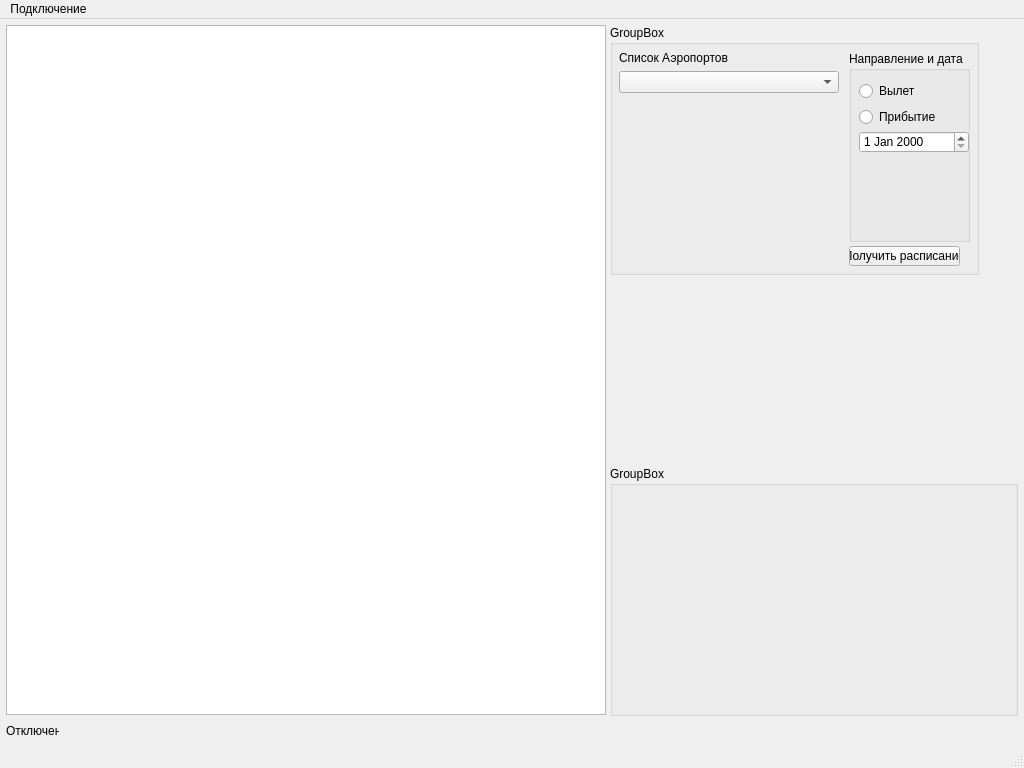
The window that AirportInspector/mainwindow.ui (Grigorii-Loskutov/Qt_projects) describes before a commit, drawn with Qt 5.
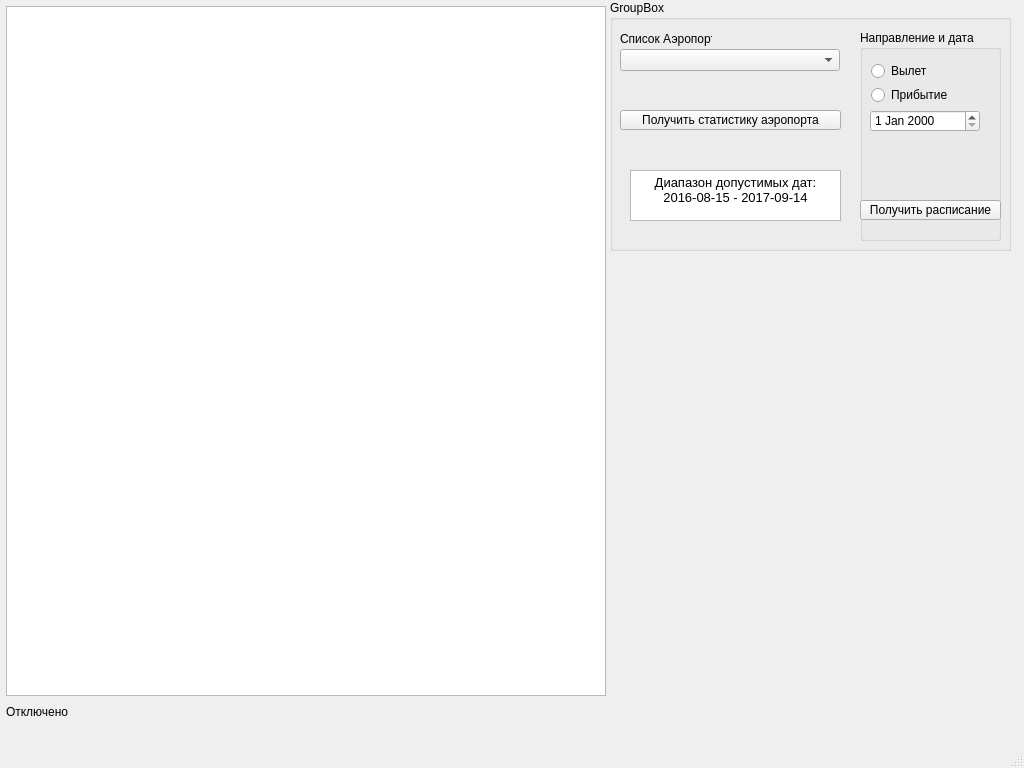
The same window after the commit.

Patch:
```diff
--- a/AirportInspector/mainwindow.ui
+++ b/AirportInspector/mainwindow.ui
@@ -46,9 +46,9 @@
     <property name="geometry">
      <rect>
       <x>610</x>
-      <y>6</y>
-      <width>369</width>
-      <height>250</height>
+      <y>0</y>
+      <width>401</width>
+      <height>251</height>
      </rect>
     </property>
     <property name="sizePolicy">
@@ -69,10 +69,10 @@
     <widget class="QGroupBox" name="groupBox_3">
      <property name="geometry">
       <rect>
-       <x>239</x>
-       <y>26</y>
-       <width>121</width>
-       <height>191</height>
+       <x>250</x>
+       <y>30</y>
+       <width>141</width>
+       <height>211</height>
       </rect>
      </property>
      <property name="title">
@@ -88,92 +88,141 @@
        </rect>
       </property>
      </widget>
-     <widget class="QWidget" name="">
+     <widget class="QPushButton" name="pb_request_shedule">
       <property name="geometry">
        <rect>
-        <x>10</x>
-        <y>30</y>
-        <width>80</width>
-        <height>46</height>
+        <x>0</x>
+        <y>170</y>
+        <width>141</width>
+        <height>20</height>
        </rect>
       </property>
-      <layout class="QFormLayout" name="formLayout_2">
-       <item row="0" column="0">
-        <widget class="QRadioButton" name="rb_departure">
-         <property name="text">
-          <string>Вылет</string>
-         </property>
-        </widget>
-       </item>
-       <item row="1" column="0">
-        <widget class="QRadioButton" name="rb_arrival">
-         <property name="text">
-          <string>Прибытие</string>
-         </property>
-        </widget>
-       </item>
-      </layout>
+      <property name="sizePolicy">
+       <sizepolicy hsizetype="Preferred" vsizetype="Fixed">
+        <horstretch>0</horstretch>
+        <verstretch>0</verstretch>
+       </sizepolicy>
+      </property>
+      <property name="text">
+       <string>Получить расписание</string>
+      </property>
+     </widget>
+     <widget class="QRadioButton" name="rb_arrival">
+      <property name="geometry">
+       <rect>
+        <x>11</x>
+        <y>55</y>
+        <width>111</width>
+        <height>20</height>
+       </rect>
+      </property>
+      <property name="text">
+       <string>Прибытие</string>
+      </property>
+      <property name="autoRepeat">
+       <bool>true</bool>
+      </property>
+     </widget>
+     <widget class="QRadioButton" name="rb_departure">
+      <property name="enabled">
+       <bool>true</bool>
+      </property>
+      <property name="geometry">
+       <rect>
+        <x>11</x>
+        <y>31</y>
+        <width>111</width>
+        <height>20</height>
+       </rect>
+      </property>
+      <property name="text">
+       <string>Вылет</string>
+      </property>
+      <property name="autoRepeat">
+       <bool>true</bool>
+      </property>
      </widget>
     </widget>
-    <widget class="QPushButton" name="pb_request_shedule">
+    <widget class="QPushButton" name="pb_requestStats">
      <property name="geometry">
       <rect>
-       <x>239</x>
-       <y>221</y>
-       <width>111</width>
+       <x>10</x>
+       <y>110</y>
+       <width>221</width>
        <height>20</height>
       </rect>
      </property>
      <property name="sizePolicy">
+      <sizepolicy hsizetype="Preferred" vsizetype="Fixed">
+       <horstretch>0</horstretch>
+       <verstretch>0</verstretch>
+      </sizepolicy>
+     </property>
+     <property name="text">
+      <string>Получить статистику аэропорта</string>
+     </property>
+    </widget>
+    <widget class="QTextBrowser" name="textBrowser">
+     <property name="geometry">
+      <rect>
+       <x>20</x>
+       <y>170</y>
+       <width>211</width>
+       <height>51</height>
+      </rect>
+     </property>
+     <property name="html">
+      <string>&lt;!DOCTYPE HTML PUBLIC &quot;-//W3C//DTD HTML 4.0//EN&quot; &quot;http://www.w3.org/TR/REC-html40/strict.dtd&quot;&gt;
+&lt;html&gt;&lt;head&gt;&lt;meta name=&quot;qrichtext&quot; content=&quot;1&quot; /&gt;&lt;meta charset=&quot;utf-8&quot; /&gt;&lt;style type=&quot;text/css&quot;&gt;
+p, li { white-space: pre-wrap; }
+hr { height: 1px; border-width: 0; }
+li.unchecked::marker { content: &quot;\2610&quot;; }
+li.checked::marker { content: &quot;\2612&quot;; }
+&lt;/style&gt;&lt;/head&gt;&lt;body style=&quot; font-family:'Segoe UI'; font-size:9.5pt; font-weight:400; font-style:normal;&quot;&gt;
+&lt;p align=&quot;center&quot; style=&quot; margin-top:0px; margin-bottom:0px; margin-left:0px; margin-right:0px; -qt-block-indent:0; text-indent:0px;&quot;&gt;Диапазон допустимых дат:&lt;/p&gt;
+&lt;p align=&quot;center&quot; style=&quot; margin-top:0px; margin-bottom:0px; margin-left:0px; margin-right:0px; -qt-block-indent:0; text-indent:0px;&quot;&gt;2016-08-15 - 2017-09-14&lt;/p&gt;&lt;/body&gt;&lt;/html&gt;</string>
+     </property>
+    </widget>
+    <widget class="QComboBox" name="cb_AirportsList">
+     <property name="geometry">
+      <rect>
+       <x>10</x>
+       <y>49</y>
+       <width>220</width>
+       <height>22</height>
+      </rect>
+     </property>
+     <property name="sizePolicy">
       <sizepolicy hsizetype="Fixed" vsizetype="Fixed">
        <horstretch>0</horstretch>
        <verstretch>0</verstretch>
       </sizepolicy>
      </property>
-     <property name="text">
-      <string>Получить расписание</string>
+     <property name="minimumSize">
+      <size>
+       <width>220</width>
+       <height>0</height>
+      </size>
      </property>
     </widget>
-    <widget class="QWidget" name="">
+    <widget class="QLabel" name="tl_AirportsList">
      <property name="geometry">
       <rect>
-       <x>9</x>
-       <y>26</y>
-       <width>226</width>
-       <height>46</height>
+       <x>10</x>
+       <y>31</y>
+       <width>92</width>
+       <height>16</height>
       </rect>
      </property>
-     <layout class="QFormLayout" name="formLayout">
-      <item row="2" column="0">
-       <widget class="QComboBox" name="cb_AirportsList">
-        <property name="sizePolicy">
-         <sizepolicy hsizetype="Fixed" vsizetype="Fixed">
-          <horstretch>0</horstretch>
-          <verstretch>0</verstretch>
-         </sizepolicy>
-        </property>
-        <property name="minimumSize">
-         <size>
-          <width>220</width>
-          <height>0</height>
-         </size>
-        </property>
-       </widget>
-      </item>
-      <item row="1" column="0">
-       <widget class="QLabel" name="tl_AirportsList">
-        <property name="sizePolicy">
-         <sizepolicy hsizetype="Fixed" vsizetype="Fixed">
-          <horstretch>0</horstretch>
-          <verstretch>0</verstretch>
-         </sizepolicy>
-        </property>
-        <property name="text">
-         <string>Список Аэропортов</string>
-        </property>
-       </widget>
-      </item>
-     </layout>
+     <property name="sizePolicy">
+      <sizepolicy hsizetype="Expanding" vsizetype="Fixed">
+       <horstretch>0</horstretch>
+       <verstretch>0</verstretch>
+      </sizepolicy>
+     </property>
+     <property name="text">
+      <string>Список Аэропортов</string>
+     </property>
     </widget>
    </widget>
    <widget class="QLabel" name="lb_statusConnect">
@@ -181,12 +230,12 @@
      <rect>
       <x>6</x>
       <y>704</y>
-      <width>53</width>
+      <width>81</width>
       <height>16</height>
      </rect>
     </property>
     <property name="sizePolicy">
-     <sizepolicy hsizetype="Fixed" vsizetype="Fixed">
+     <sizepolicy hsizetype="Preferred" vsizetype="Preferred">
       <horstretch>0</horstretch>
       <verstretch>0</verstretch>
      </sizepolicy>
@@ -195,31 +244,6 @@
      <string>Отключено</string>
     </property>
    </widget>
-   <widget class="QGroupBox" name="groupBox_2">
-    <property name="geometry">
-     <rect>
-      <x>610</x>
-      <y>447</y>
-      <width>408</width>
-      <height>250</height>
-     </rect>
-    </property>
-    <property name="sizePolicy">
-     <sizepolicy hsizetype="Preferred" vsizetype="Preferred">
-      <horstretch>0</horstretch>
-      <verstretch>0</verstretch>
-     </sizepolicy>
-    </property>
-    <property name="minimumSize">
-     <size>
-      <width>260</width>
-      <height>250</height>
-     </size>
-    </property>
-    <property name="title">
-     <string>GroupBox</string>
-    </property>
-   </widget>
   </widget>
   <widget class="QMenuBar" name="menubar">
    <property name="geometry">
@@ -230,15 +254,6 @@
      <height>19</height>
     </rect>
    </property>
-   <widget class="QMenu" name="menuaddConnection">
-    <property name="title">
-     <string>Подключение</string>
-    </property>
-    <addaction name="act_addData"/>
-    <addaction name="separator"/>
-    <addaction name="act_connect"/>
-   </widget>
-   <addaction name="menuaddConnection"/>
   </widget>
   <widget class="QStatusBar" name="statusbar"/>
   <action name="act_addData">
```
Left out of the diff: 2 changed lines with no effect on the pictures.
